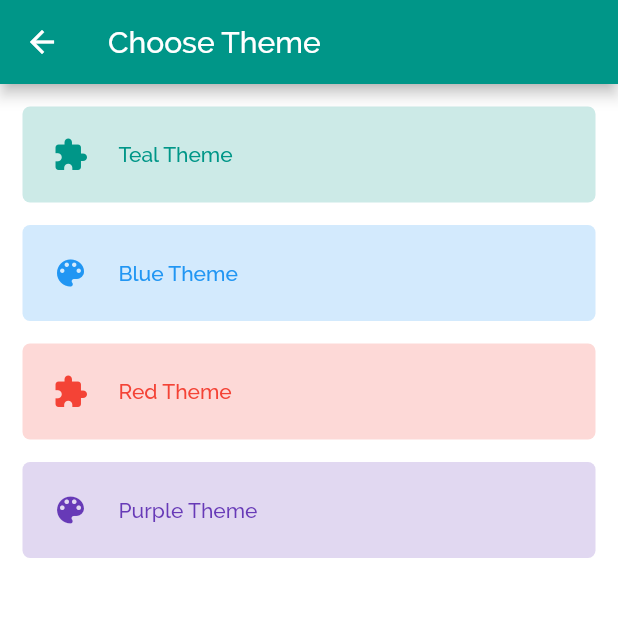
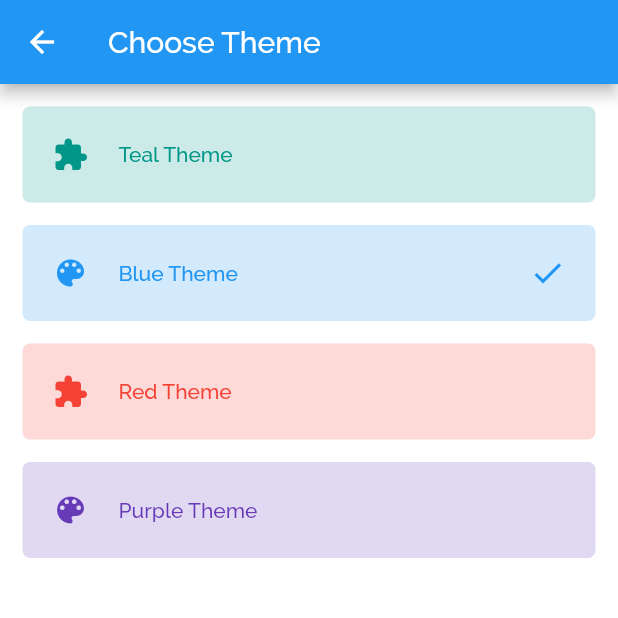
Before and after one commit to rajputvarun591/FlutterCRUD, a Flutter app: the Settings screen opened directly, after a tap on "Blue Theme", on a phone screen of 412 x 824 dp, the top half of it. Run offline on Flutter 3.47's test engine with Material 2 defaults, Android fonts, the light colour scheme and no system bars; our stand-ins replace bloc, equatable, flutter_bloc, sqflite; accounts and stored records are empty.

Commit message:
Theme Change Enable with bloc

```diff
--- a/lib/app_theme/app_theme.dart
+++ b/lib/app_theme/app_theme.dart
@@ -14,6 +14,7 @@ class AppTheme {
     primaryColorLight: Colors.green,
     cursorColor: Colors.grey,
     buttonColor: Colors.blue[400],
+    //iconTheme: IconThemeData(color: Colors.blue),
     textTheme: TextTheme(
       headline6: TextStyle(fontWeight: FontWeight.bold, fontSize: 20.00),
       subtitle1: TextStyle(color: Colors.blueGrey),
@@ -29,6 +30,7 @@ class AppTheme {
     primaryColorLight: Colors.orange,
     cursorColor: Colors.grey,
     buttonColor: Colors.red[400],
+      //iconTheme: IconThemeData(color: Colors.red),
     textTheme: TextTheme(
       headline6: TextStyle(fontWeight: FontWeight.bold, fontSize: 20.00),
       subtitle1: TextStyle(color: Colors.blueGrey),
@@ -44,6 +46,7 @@ class AppTheme {
     primaryColorLight: Colors.blue,
     cursorColor: Colors.grey,
     buttonColor: Colors.teal[400],
+      //iconTheme: IconThemeData(color: Colors.teal),
     textTheme: TextTheme(
       headline6: TextStyle(fontWeight: FontWeight.bold, fontSize: 20.00),
       subtitle1: TextStyle(color: Colors.blueGrey),
@@ -59,6 +62,7 @@ class AppTheme {
     primaryColorLight: Colors.indigoAccent,
     cursorColor: Colors.grey,
     buttonColor: Colors.deepPurple[400],
+      //iconTheme: IconThemeData(color: Colors.deepPurple),
     textTheme: TextTheme(
       headline6: TextStyle(fontWeight: FontWeight.bold, fontSize: 20.00),
       subtitle1: TextStyle(color: Colors.blueGrey),
@@ -72,6 +76,6 @@ class AppTheme {
     if(themeName == AppTheme.blueTheme) return ThemeModel(themeData: AppTheme.getBlueTheme);
     if(themeName == AppTheme.redTheme) return ThemeModel(themeData: AppTheme.getRedTheme);
     if(themeName == AppTheme.tealTheme) return ThemeModel(themeData: AppTheme.getTealTheme);
-    else return ThemeModel(themeData: AppTheme.getBlueTheme);
+    else return ThemeModel(themeData: AppTheme.getPurpleTheme);
   }
 }
--- a/lib/main.dart
+++ b/lib/main.dart
@@ -35,14 +35,32 @@ class MyApp extends StatelessWidget {
   // This widget is the root of your application.
   @override
   Widget build(BuildContext context) {
+    return RepositoryProvider<ThemeService>(
+      create: (context){
+        return FakeThemeService();
+      },
+      child: BlocProvider<ThemeBloc>(create: (context) {
+        return ThemeBloc(RepositoryProvider.of<ThemeService>(context))..add(ChangeTheme(themeName: AppTheme.blueTheme));
+      }, child: BlocBuilder<ThemeBloc, ThemeState>(builder: (context, state){
+        if(state is ThemeChanged) {
           return MaterialApp(
             debugShowCheckedModeBanner: false,
             title: 'NotePad',
-      theme: AppTheme.getTealTheme,
+            theme: state.theme.themeData,
             home: HomeScreen(),
+
             routes: <String, WidgetBuilder> {
               '/HomeScreen': (BuildContext context) => new HomeScreen()
             },
           );
         }
+        return WidgetsApp(
+          color: Colors.pinkAccent,
+          builder: (context, int){
+            return Scaffold(body: Container(alignment: Alignment.center, child: CircularProgressIndicator(valueColor: AlwaysStoppedAnimation(Colors.blue))));
+          },
+        );
+      })),
+    );
   }
+}
--- a/lib/views/main_view.dart
+++ b/lib/views/main_view.dart
@@ -135,7 +135,7 @@ class _HomeScreenState extends State<HomeScreen> with TickerProviderStateMixin{
                                       ),
                                       Container(
                                         alignment: Alignment.topRight,
-                                        child: IconButton(icon: state.notes[index].favorite == "no" ? Icon( Icons.favorite_border, color: Colors.blueGrey) : Icon(Icons.favorite, color: Theme.of(context).primaryColor),  onPressed: () {
+                                        child: IconButton(icon: state.notes[index].favorite == "no" ? Icon( Icons.favorite_border, color: Colors.blueGrey) : Icon(Icons.favorite),  onPressed: () {
                                           Notes notes = Notes.updateFavoriteStatus(state.notes[index].id, state.notes[index].favorite == "no" ? "yes" : "no");
                                           BlocProvider.of<NotesBloc>(context).add(UpdateFavoriteStatus(notes: notes, columnName: Notes.columnDateModified, order: Order.descending));
                                         }),
@@ -226,7 +226,7 @@ class _HomeScreenState extends State<HomeScreen> with TickerProviderStateMixin{
                                       ),
                                       Container(
                                         alignment: Alignment.topRight,
-                                        child: IconButton(icon: state.notes[index].favorite == "no" ? Icon( Icons.favorite_border, color: Colors.blueGrey,) : Icon(Icons.favorite, color: Theme.of(context).primaryColor),  onPressed: () {
+                                        child: IconButton(icon: state.notes[index].favorite == "no" ? Icon( Icons.favorite_border, color: Colors.blueGrey,) : Icon(Icons.favorite),  onPressed: () {
                                           Notes notes = Notes.updateFavoriteStatus(state.notes[index].id, state.notes[index].favorite == "no" ? "yes" : "no");
                                           BlocProvider.of<NotesBloc>(context).add(UpdateFavoriteStatus(notes: notes, columnName: Notes.columnDateModified, order: Order.descending));
                                         }),
@@ -353,9 +353,9 @@ class _HomeScreenState extends State<HomeScreen> with TickerProviderStateMixin{
         child: Column(
           mainAxisAlignment: MainAxisAlignment.center,
             children: [
-              Icon(Icons.style, color: Colors.blue, size: 50.00),
+              Icon(Icons.style, color: Theme.of(context).primaryColor, size: 50.00),
               SizedBox(height: 15.00),
-              Text(state.message, style: TextStyle(color: Colors.blue, fontSize: 25.00)),
+              Text(state.message, style: TextStyle(color: Theme.of(context).primaryColor, fontSize: 25.00)),
             ],
         )
     );
--- a/lib/views/settings.dart
+++ b/lib/views/settings.dart
@@ -1,4 +1,5 @@
 import 'package:flutter/material.dart';
+import 'package:flutter_bloc/flutter_bloc.dart';
 import 'package:notes/app_theme/app_theme.dart';
 import 'package:notes/blocs/theme_bloc/theme_bloc.dart';
 import 'package:notes/blocs/theme_bloc/theme_event.dart';
@@ -12,6 +13,7 @@ class Settings extends StatefulWidget {
 class _SettingsState extends State<Settings> with TickerProviderStateMixin{
   List<AnimationController> _animationController;
   ThemeBloc _themeBloc;
+  int index;
 
 
   @override
@@ -23,6 +25,7 @@ class _SettingsState extends State<Settings> with TickerProviderStateMixin{
       AnimationController(vsync: this, duration: Duration(milliseconds: 100))
     ];
     super.initState();
+    index = 1;
     _themeBloc = ThemeBloc(new FakeThemeService());
   }
 
@@ -64,19 +67,22 @@ class _SettingsState extends State<Settings> with TickerProviderStateMixin{
                             child: Container()
                         ),
                         Visibility(
-                            visible: false,
+                            visible: index == 1,
                             child: Container(
                                 padding: EdgeInsets.all(10.00),
-                                child: Icon(Icons.check)
+                                child: Icon(Icons.check, color: Theme.of(context).primaryColor,)
                             )
                         )
                       ],
                     ),
                   ),
                   onTap: (){
+                    setState(() {
+                      index = 1;
+                    });
                     _animationController[0].repeat(reverse: true);
                     Future.delayed(Duration(milliseconds: 200), (){
-                      _themeBloc.add(ChangeTheme(themeName: AppTheme.tealTheme));
+                      BlocProvider.of<ThemeBloc>(context).add(ChangeTheme(themeName: AppTheme.tealTheme));
                       _animationController[0].stop();
                     });
                   },
@@ -112,19 +118,22 @@ class _SettingsState extends State<Settings> with TickerProviderStateMixin{
                             child: Container()
                         ),
                         Visibility(
-                            visible: false,
+                            visible: index == 2,
                             child: Container(
                                 padding: EdgeInsets.all(10.00),
-                                child: Icon(Icons.check)
+                                child: Icon(Icons.check, color: Theme.of(context).primaryColor,)
                             )
                         )
                       ],
                     ),
                   ),
                   onTap: (){
+                    setState(() {
+                      index = 2;
+                    });
                     _animationController[1].repeat(reverse: true);
                     Future.delayed(Duration(milliseconds: 200), (){
-                      _themeBloc.add(ChangeTheme(themeName: AppTheme.blueTheme));
+                      BlocProvider.of<ThemeBloc>(context).add(ChangeTheme(themeName: AppTheme.blueTheme));
                       _animationController[1].stop();
                     });
                   },
@@ -160,19 +169,22 @@ class _SettingsState extends State<Settings> with TickerProviderStateMixin{
                             child: Container()
                         ),
                         Visibility(
-                            visible: false,
+                            visible: index == 3,
                             child: Container(
                                 padding: EdgeInsets.all(10.00),
-                                child: Icon(Icons.check)
+                                child: Icon(Icons.check, color: Theme.of(context).primaryColor,)
                             )
                         )
                       ],
                     ),
                   ),
                   onTap: (){
+                    setState(() {
+                      index= 3;
+                    });
                     _animationController[2].repeat(reverse: true);
                     Future.delayed(Duration(milliseconds: 200), (){
-                      _themeBloc.add(ChangeTheme(themeName: AppTheme.redTheme));
+                      BlocProvider.of<ThemeBloc>(context).add(ChangeTheme(themeName: AppTheme.redTheme));
                       _animationController[2].stop();
                     });
                   },
@@ -208,19 +220,22 @@ class _SettingsState extends State<Settings> with TickerProviderStateMixin{
                             child: Container()
                         ),
                         Visibility(
-                            visible: false,
+                            visible: index == 4,
                             child: Container(
                                 padding: EdgeInsets.all(10.00),
-                                child: Icon(Icons.check)
+                                child: Icon(Icons.check, color: Theme.of(context).primaryColor,)
                             )
                         )
                       ],
                     ),
                   ),
                   onTap: (){
+                    setState(() {
+                      index = 4;
+                    });
                     _animationController[3].repeat(reverse: true);
                     Future.delayed(Duration(milliseconds: 200), (){
-                      _themeBloc.add(ChangeTheme(themeName: AppTheme.purpleTheme));
+                      BlocProvider.of<ThemeBloc>(context).add(ChangeTheme(themeName: AppTheme.purpleTheme));
                       _animationController[3].stop();
                     });
                   },
```
Also changed, not shown: 1 other file. Lines whose indentation alone changed are shown as unchanged.
